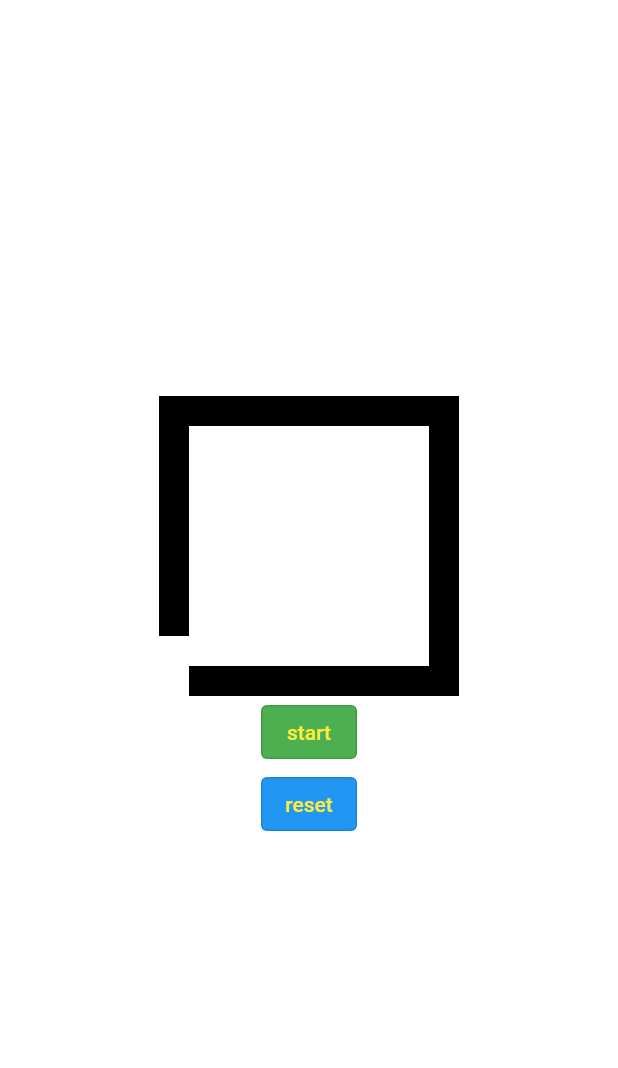
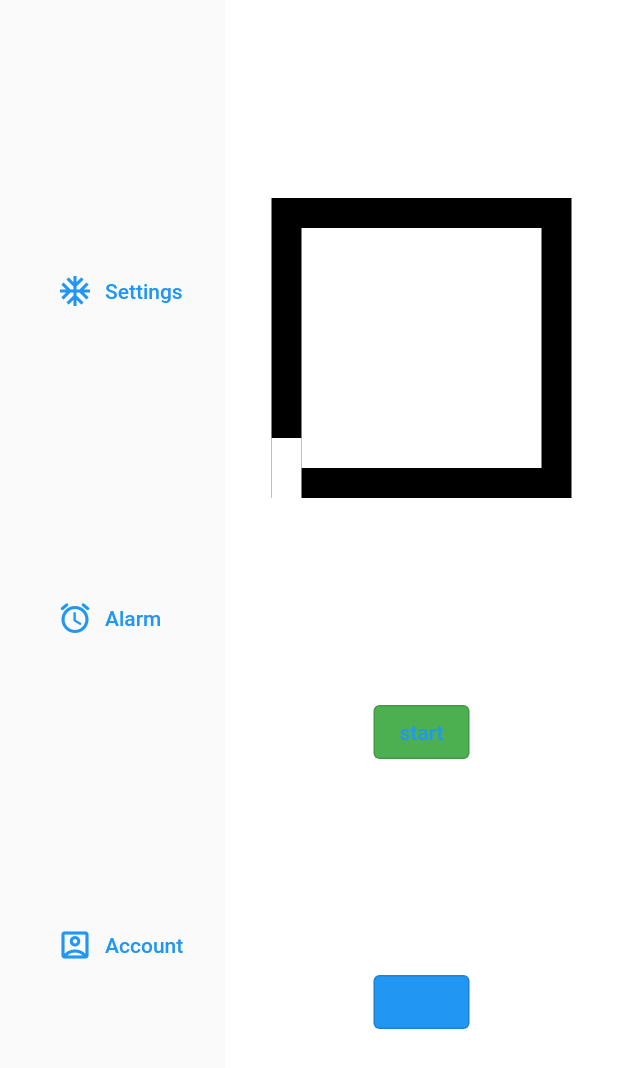
Before and after one commit to CoMatu/square_loader, a Flutter app: the screen it shows after launch, on a phone screen of 412 x 824 dp. Shown: the top 1068 px of the screen. Run offline on Flutter 3.47's test engine with Material 2 defaults, Android fonts, the phone set to English and light mode, and no system bars.

Commit message:
added navig

```diff
--- a/lib/main.dart
+++ b/lib/main.dart
@@ -1,5 +1,5 @@
 import 'package:flutter/material.dart';
-import 'package:square_loader/square_loader.dart';
+import 'package:square_loader/main_page.dart';
 
 void main() {
   runApp(MyApp());
@@ -11,9 +11,9 @@ class MyApp extends StatelessWidget {
   Widget build(BuildContext context) {
     return MaterialApp(
       theme: ThemeData(
-        primarySwatch: Colors.yellow,
+        primarySwatch: Colors.blue,
       ),
-      home: SquareLoader(),
+      home: MainPage(),
     );
   }
 }
--- /dev/null
+++ b/lib/main_page.dart
@@ -0,0 +1,19 @@
+import 'package:flutter/material.dart';
+import 'package:square_loader/sidebar_widget.dart';
+import 'package:square_loader/sliding_page_handler.dart';
+
+class MainPage extends StatelessWidget {
+  const MainPage({Key key}) : super(key: key);
+
+  @override
+  Widget build(BuildContext context) {
+    return Scaffold(
+      body: Stack(
+        children: [
+          SidebarWidget(),
+          SlidingPageHandler(),
+        ],
+      ),
+    );
+  }
+}
--- /dev/null
+++ b/lib/page_navigator.dart
@@ -0,0 +1,27 @@
+import 'package:flutter/material.dart';
+import 'package:square_loader/settings_widget.dart';
+import 'package:square_loader/square_loader.dart';
+
+class PageNavigator extends StatelessWidget {
+  const PageNavigator({Key key}) : super(key: key);
+
+  @override
+  Widget build(BuildContext context) {
+    return Navigator(
+      onGenerateRoute: (RouteSettings settings) {
+        return PageRouteBuilder(pageBuilder: (_, __, ___) {
+          switch (settings.name) {
+            case '/':
+              return SquareLoader();
+              break;
+            case 'settings':
+              return SettingsWidget();
+              break;
+            default:
+              return SquareLoader();
+          }
+        });
+      },
+    );
+  }
+}
--- /dev/null
+++ b/lib/settings_widget.dart
@@ -0,0 +1,14 @@
+import 'package:flutter/material.dart';
+
+class SettingsWidget extends StatelessWidget {
+  const SettingsWidget({Key key}) : super(key: key);
+
+  @override
+  Widget build(BuildContext context) {
+    return Container(
+      child: Placeholder(
+        color: Colors.red,
+      ),
+    );
+  }
+}
--- /dev/null
+++ b/lib/sidebar_widget.dart
@@ -0,0 +1,46 @@
+import 'package:flutter/cupertino.dart';
+import 'package:flutter/material.dart';
+
+class SidebarWidget extends StatelessWidget {
+  const SidebarWidget({Key key}) : super(key: key);
+
+  @override
+  Widget build(BuildContext context) {
+    final _h = MediaQuery.of(context).size.height -
+        MediaQuery.of(context).padding.top -
+        MediaQuery.of(context).padding.bottom;
+
+    return Container(
+      height: _h,
+      child: Padding(
+        padding: const EdgeInsets.only(left: 30),
+        child: Column(
+          mainAxisAlignment: MainAxisAlignment.spaceEvenly,
+          children: [
+            Align(
+              alignment: Alignment.centerLeft,
+              child: TextButton.icon(
+                  onPressed: () {},
+                  icon: Icon(Icons.ac_unit),
+                  label: Text('Settings')),
+            ),
+            Align(
+              alignment: Alignment.centerLeft,
+              child: TextButton.icon(
+                  onPressed: () {},
+                  icon: Icon(Icons.access_alarms_rounded),
+                  label: Text('Alarm')),
+            ),
+            Align(
+              alignment: Alignment.centerLeft,
+              child: TextButton.icon(
+                  onPressed: () {},
+                  icon: Icon(Icons.account_box_outlined),
+                  label: Text('Account')),
+            ),
+          ],
+        ),
+      ),
+    );
+  }
+}
--- /dev/null
+++ b/lib/sliding_page_handler.dart
@@ -0,0 +1,24 @@
+import 'package:flutter/material.dart';
+import 'package:square_loader/page_navigator.dart';
+
+class SlidingPageHandler extends StatelessWidget {
+  const SlidingPageHandler({Key key}) : super(key: key);
+
+  @override
+  Widget build(BuildContext context) {
+    final _w = MediaQuery.of(context).size.width - 150;
+
+    final _h = MediaQuery.of(context).size.height -
+        MediaQuery.of(context).padding.top -
+        MediaQuery.of(context).padding.bottom;
+
+    return Positioned(
+      left: 150,
+      child: Container(
+        height: _h,
+        width: _w,
+        child: PageNavigator(),
+      ),
+    );
+  }
+}
--- a/lib/square_loader.dart
+++ b/lib/square_loader.dart
@@ -9,7 +9,7 @@ class SquareLoader extends StatefulWidget {
 
 class _SquareLoaderState extends State<SquareLoader> {
   bool start, verticalStart, startHoriz, visible1, visible2, visible3, visible4;
-  int speed = 2500;
+  int speed = 1500;
 
   @override
   void initState() {
@@ -123,7 +123,8 @@ class _SquareLoaderState extends State<SquareLoader> {
           )
         : placeholder;
 
-    final mainStack = Stack(
+    final mainStack = Container(
+      child: Stack(
         children: [
           background,
           positioned,
@@ -132,6 +133,7 @@ class _SquareLoaderState extends State<SquareLoader> {
           animatedPositionedTop,
           animatedPositionedBottom,
         ],
+      ),
     );
 
     final button = OutlinedButton(
@@ -168,7 +170,7 @@ class _SquareLoaderState extends State<SquareLoader> {
       backgroundColor: Colors.white,
       body: Center(
         child: Column(
-          mainAxisAlignment: MainAxisAlignment.center,
+          mainAxisAlignment: MainAxisAlignment.spaceEvenly,
           children: [
             mainStack,
             button,
```
Also changed, not shown: 1 other file. Lines whose indentation alone changed are shown as unchanged.
